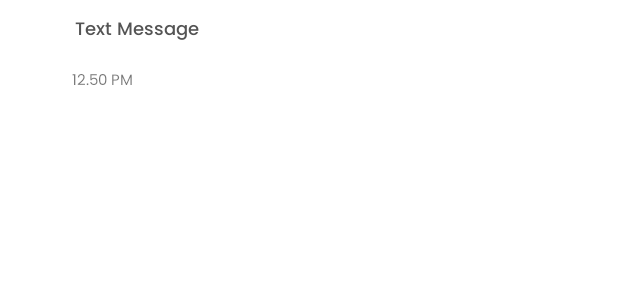
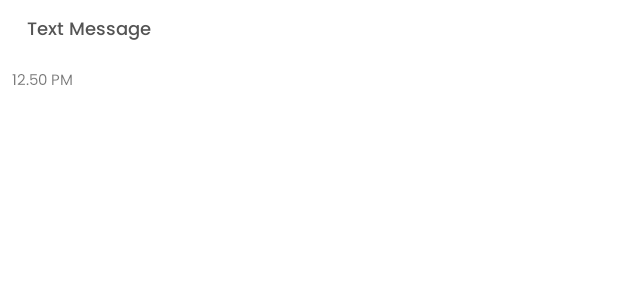
Before and after one commit to fahlisaputra/FitFood, an Android app: the layout item_message_another_user.xml on its own in the app's theme, with its tools: preview values and no code run, on a phone screen of 412 x 824 dp. Shown: the top 300 px of the screen. Run offline under Robolectric (Android 15) with nearby library versions, the phone set to English and light mode, and no system bars.

Commit message:
feat: send message to the server

```diff
--- a/app/src/main/java/com/example/fitfoood/adapter/ChatAdapter.kt
+++ b/app/src/main/java/com/example/fitfoood/adapter/ChatAdapter.kt
@@ -3,12 +3,12 @@ package com.example.fitfoood.adapter
 import android.annotation.SuppressLint
 import android.view.LayoutInflater
 import android.view.ViewGroup
-import androidx.core.view.marginTop
 import androidx.recyclerview.widget.RecyclerView
 import androidx.recyclerview.widget.RecyclerView.ViewHolder
 import com.example.fitfoood.data.models.ChatModel
 import com.example.fitfoood.databinding.ItemMessageAnotherUserBinding
 import com.example.fitfoood.databinding.ItemMessageLocalBinding
+import com.example.fitfoood.utils.DateTime
 
 class ChatAdapter : RecyclerView.Adapter<ViewHolder>() {
 
@@ -59,7 +59,7 @@ class ChatAdapter : RecyclerView.Adapter<ViewHolder>() {
             binding.apply {
                 chat.also {
                     tvUserMessageText.text = chat.message
-                    timeAI.text = chat.time
+                    timeAI.text = DateTime(chat.time).getTime()
 
                     if (pos == 0) {
                         val param = tvUserMessageText.layoutParams as ViewGroup.MarginLayoutParams
@@ -76,7 +76,7 @@ class ChatAdapter : RecyclerView.Adapter<ViewHolder>() {
             binding.apply {
                 chat.also {
                     tvUserMessageText.text = chat.message
-                    timeUser.text = chat.time
+                    timeUser.text = DateTime(chat.time).getTime()
 
                     if (pos == 0) {
                         val param = tvUserMessageText.layoutParams as ViewGroup.MarginLayoutParams
--- a/app/src/main/java/com/example/fitfoood/data/source/ApiConfig.kt
+++ b/app/src/main/java/com/example/fitfoood/data/source/ApiConfig.kt
@@ -11,7 +11,7 @@ object ApiConfig {
     /**
      * Base URL for API
      */
-    private const val BASE_URL = "https://fit-meals-web.vercel.app/api/"
+    private const val BASE_URL = "http://2.2.2.5:3000/api/"
 
     /**
      * Provide OkHttp builder with logging interceptor
--- a/app/src/main/res/layout/item_message_another_user.xml
+++ b/app/src/main/res/layout/item_message_another_user.xml
@@ -2,28 +2,25 @@
 <androidx.constraintlayout.widget.ConstraintLayout xmlns:android="http://schemas.android.com/apk/res/android"
     xmlns:app="http://schemas.android.com/apk/res-auto"
     xmlns:tools="http://schemas.android.com/tools"
+    android:paddingStart="8dp"
+    android:paddingEnd="8dp"
     android:layout_width="match_parent"
     android:layout_height="wrap_content">
 
-    <ImageView
-        android:id="@+id/iv_userProfile"
-        android:layout_width="40dp"
-        android:layout_height="40dp"
-        app:layout_constraintStart_toStartOf="parent"
-        app:layout_constraintTop_toTopOf="parent" />
 
     <TextView
         android:id="@+id/tv_userMessageText"
         style="@style/Body1_Poppins_Medium"
         android:layout_width="wrap_content"
         android:layout_height="wrap_content"
+        android:maxWidth="250dp"
         android:layout_marginEnd="8dp"
         android:background="@drawable/rounded_rectangle_white"
         android:gravity="start"
         android:padding="10dp"
         android:textColor="#545454"
-        app:layout_constraintStart_toEndOf="@id/iv_userProfile"
-        app:layout_constraintTop_toTopOf="@id/iv_userProfile"
+        app:layout_constraintStart_toStartOf="parent"
+        app:layout_constraintTop_toTopOf="parent"
         tools:text="Text Message" />
 
     <TextView
@@ -33,9 +30,8 @@
         android:layout_height="wrap_content"
         android:text="@string/dummy_time"
         android:layout_marginTop="5dp"
-        android:layout_marginStart="8dp"
         android:paddingBottom="8dp"
-        app:layout_constraintStart_toEndOf="@+id/iv_userProfile"
+        app:layout_constraintStart_toStartOf="@+id/tv_userMessageText"
         app:layout_constraintTop_toBottomOf="@+id/tv_userMessageText" />
 
 </androidx.constraintlayout.widget.ConstraintLayout>
```
Also changed, not shown: app/src/main/java/com/example/fitfoood/data/response/SendChatResponse.kt (added, +18 -0 lines), app/src/main/java/com/example/fitfoood/data/source/ApiService.kt (+10 -0 lines), app/src/main/java/com/example/fitfoood/di/Injection.kt (+7 -0 lines), app/src/main/java/com/example/fitfoood/utils/DateTime.kt (added, +48 -0 lines), app/src/main/java/com/example/fitfoood/view/ViewModelFactory.kt (+6 -3 lines), app/src/main/java/com/example/fitfoood/view/chat/ChatActivity.kt (+38 -5 lines), app/src/main/res/layout/item_message_local.xml (+1 -9 lines).
